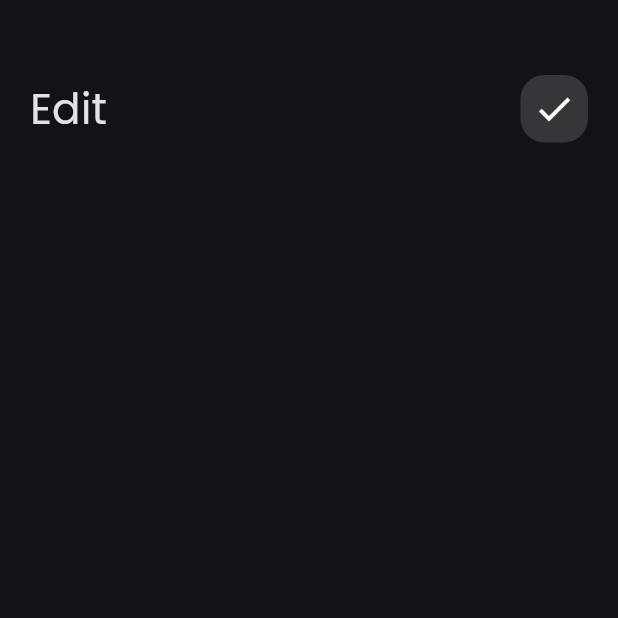
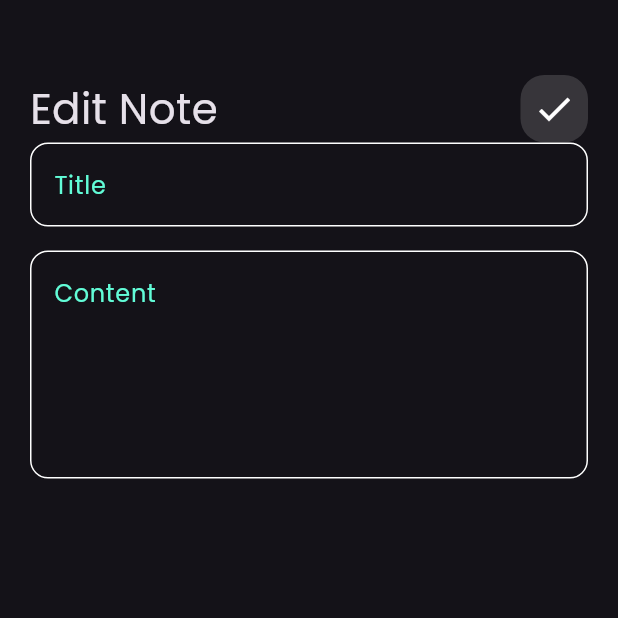
Before and after one commit to xMAG3/notes_app, a Flutter app: the EditNoteView screen opened directly, on a phone screen of 412 x 824 dp, the top half of it. Run offline on Flutter 3.47's test engine with Material 3 defaults, Android fonts, the phone set to English and light mode, and no system bars; our stand-ins replace font_awesome_flutter.

Commit message:
finish edit view

```diff
--- a/lib/widgets/edit_note_view_body.dart
+++ b/lib/widgets/edit_note_view_body.dart
@@ -1,5 +1,6 @@
 import 'package:flutter/material.dart';
 import 'package:note_app/widgets/custom_app_bar.dart';
+import 'package:note_app/widgets/custom_text_field.dart';
 
 class EditNoteViewBody extends StatelessWidget {
   const EditNoteViewBody({super.key});
@@ -11,7 +12,10 @@ class EditNoteViewBody extends StatelessWidget {
       child: const Column(
         children: [
           SizedBox(height: 50),
-          CustomAppBar(title: 'Edit', icon: Icons.check),
+          CustomAppBar(title: 'Edit Note', icon: Icons.check),
+          CustomTextField(hintText: 'Title'),
+          SizedBox(height: 16),
+          CustomTextField(hintText: 'Content', maxLines: 5),
         ],
       ),
     );
```
